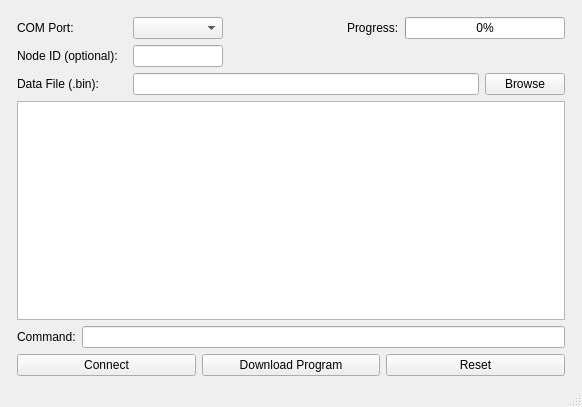
First picture: the form in host/DesktopApp/mainwindow.ui, repository matlshen/PicoBoot, before the edit.
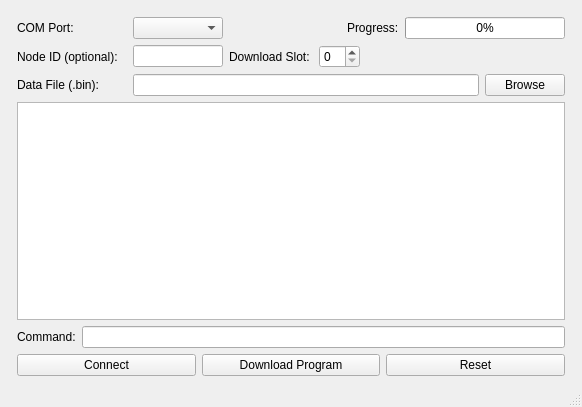
Second picture: the form after the edit. Icons and pictures are not drawn.

What changed in the file:
```diff
--- a/host/DesktopApp/mainwindow.ui
+++ b/host/DesktopApp/mainwindow.ui
@@ -144,6 +144,16 @@
           </property>
          </widget>
         </item>
+        <item>
+         <widget class="QLabel" name="label_6">
+          <property name="text">
+           <string>Download Slot: </string>
+          </property>
+         </widget>
+        </item>
+        <item>
+         <widget class="QSpinBox" name="slotSpinBox"/>
+        </item>
         <item>
          <spacer name="horizontalSpacer_2">
           <property name="orientation">
@@ -200,6 +210,11 @@
           <verstretch>0</verstretch>
          </sizepolicy>
         </property>
+        <property name="font">
+         <font>
+          <family>Consolas</family>
+         </font>
+        </property>
         <property name="undoRedoEnabled">
          <bool>false</bool>
         </property>
```
Left out of the diff: 13 changed lines with no effect on the pictures.
